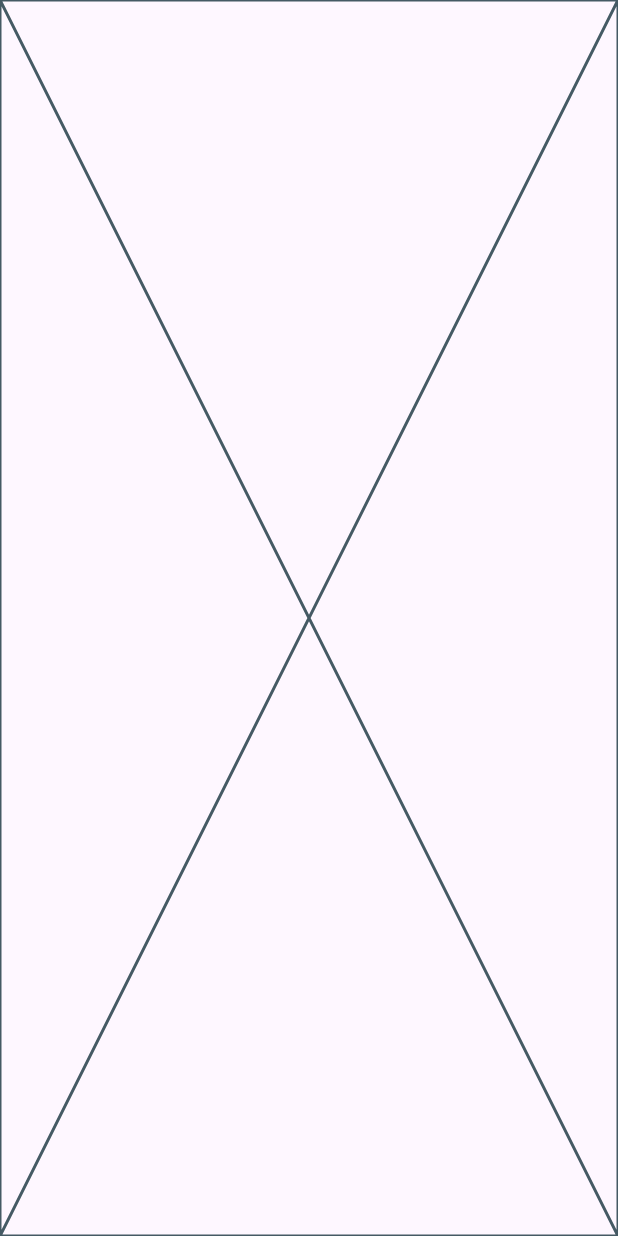
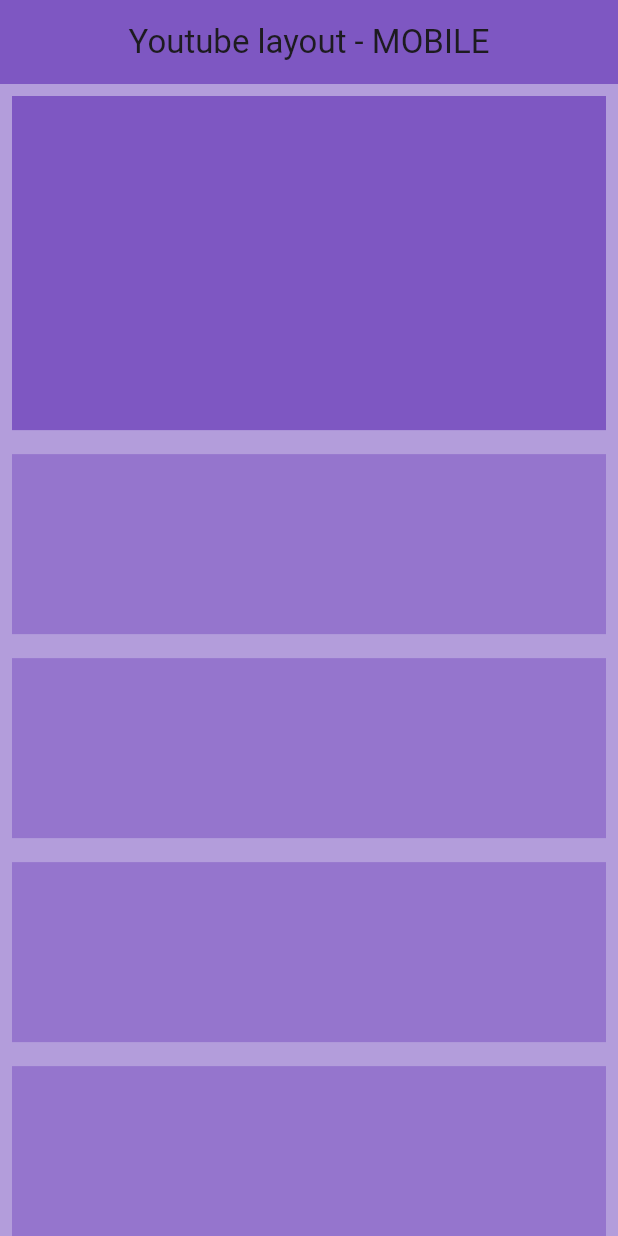
Before and after one commit to MRNOONE333/Flutter-responsive-Youtube-layout, a Flutter app: the screen it shows after launch, on a phone screen of 412 x 824 dp. Run offline on Flutter 3.47's test engine with Material 3 defaults, Android fonts, the phone set to English and light mode, and no system bars.

Commit message:
added mobile screen

```diff
--- a/lib/mobileBody.dart
+++ b/lib/mobileBody.dart
@@ -5,6 +5,41 @@
 
   @override
   Widget build(BuildContext context) {
-    return  Placeholder();
+    return  Scaffold(
+      backgroundColor: Colors.deepPurple[200],
+      appBar: AppBar(
+        title: Text('Youtube layout - MOBILE'),
+        centerTitle: true,
+        backgroundColor: Colors.deepPurple[400],
+      ),
+      body: Column(
+        children: [
+          Padding(
+            padding: const EdgeInsets.all(8.0),
+            child: AspectRatio(
+
+              aspectRatio:200 / 112.5,
+              child: Container(
+                color: Colors.deepPurple[400],
+                //  height: 250,
+              ),
+            ),
+          ),
+          Expanded(
+            child: ListView.builder(
+                itemCount: 8,
+                itemBuilder:(context, index){
+                  return Padding(
+                    padding: const EdgeInsets.all(8.0),
+                    child: Container(
+                      color: Colors.deepPurple[300],
+                      height: 120,
+                    ),
+                  );
+                }),
+          ),
+        ],
+      ),
+    );
   }
 }
```
